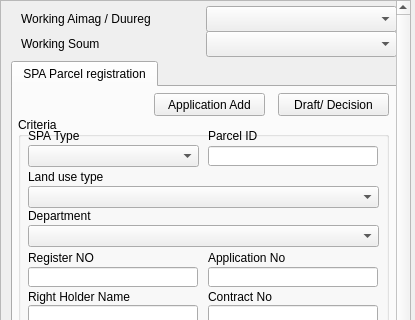
Old version of the form view/SpaParcelWidget.ui in the repository teamlm2/lm2_mgis; both pictures show x 0 to 415 and y 0 to 320 of the 415 by 711 pixel window.
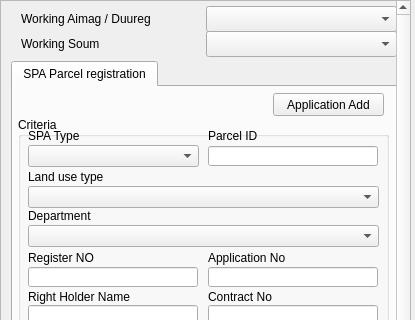
New version of the form.

```diff
--- a/view/SpaParcelWidget.ui
+++ b/view/SpaParcelWidget.ui
@@ -496,7 +496,7 @@
        <widget class="QPushButton" name="pasture_app_add_button">
         <property name="geometry">
          <rect>
-          <x>141</x>
+          <x>260</x>
           <y>6</y>
           <width>111</width>
           <height>23</height>
@@ -506,19 +506,6 @@
          <string>Application Add</string>
         </property>
        </widget>
-       <widget class="QPushButton" name="draft_decision_button">
-        <property name="geometry">
-         <rect>
-          <x>265</x>
-          <y>6</y>
-          <width>111</width>
-          <height>23</height>
-         </rect>
-        </property>
-        <property name="text">
-         <string>Draft/ Decision</string>
-        </property>
-       </widget>
       </widget>
      </widget>
      <widget class="QComboBox" name="working_l1_cbox">
```
